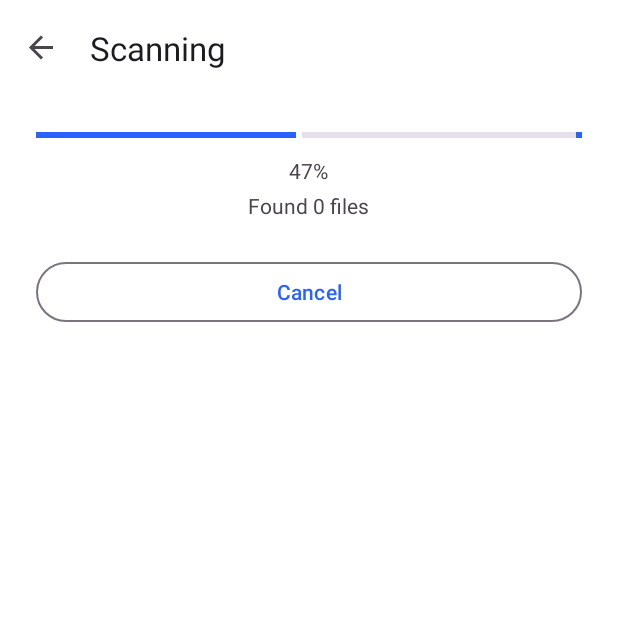
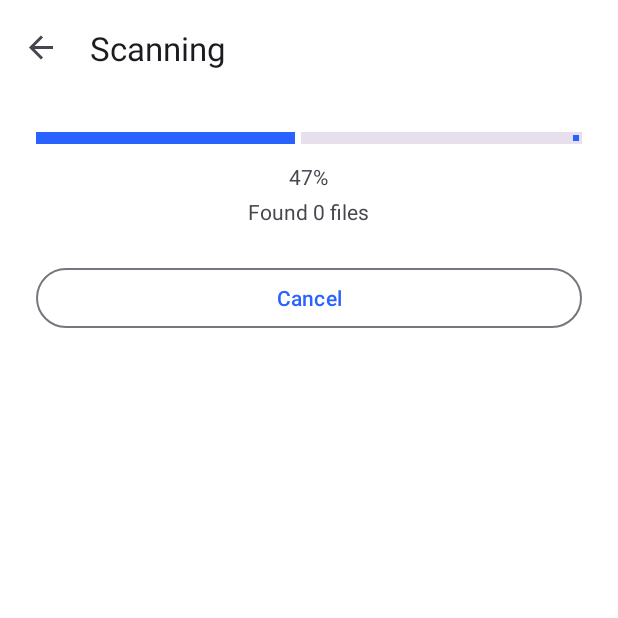
Before and after one commit to jessuppi/recover-deleted-photos, an Android app: the ScanFragment screen opened through its navigation route, on a phone screen of 412 x 824 dp, the top half of it. Run offline under Robolectric (Android 15) with nearby library versions, the phone set to English and light mode, and no system bars; our stand-ins replace navigation-ui.

Commit message:
Update fragment_scan.xml

```diff
--- a/app/src/main/res/layout/fragment_scan.xml
+++ b/app/src/main/res/layout/fragment_scan.xml
@@ -14,9 +14,11 @@
         android:layout_width="match_parent"
         android:layout_height="wrap_content"
         android:indeterminate="false"
+        android:layoutDirection="ltr"
         app:indicatorColor="?attr/colorPrimary"
         app:trackColor="?attr/colorSurfaceVariant"
-        app:trackCornerRadius="0dp" />
+        app:trackCornerRadius="0dp"
+        app:trackThickness="8dp" />
 
     <TextView
         android:id="@+id/percent"
```
